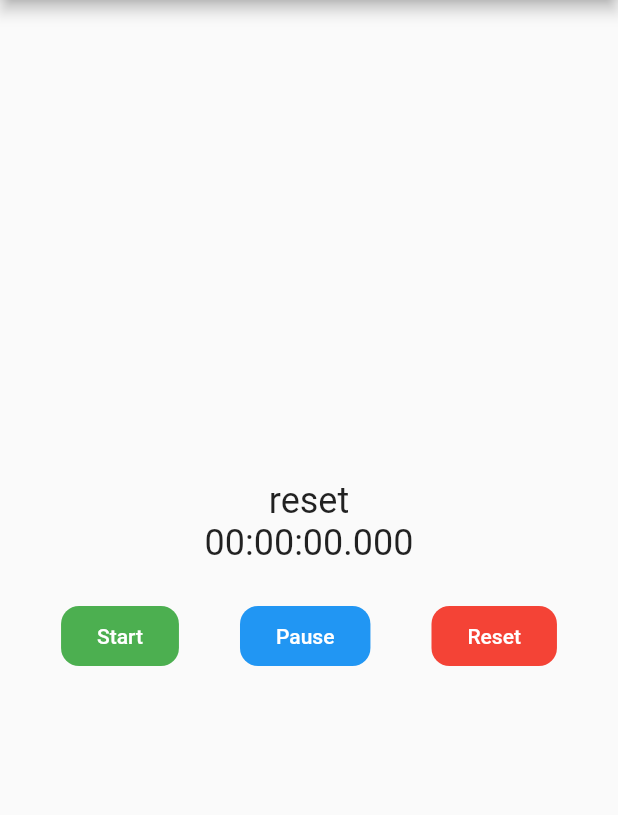
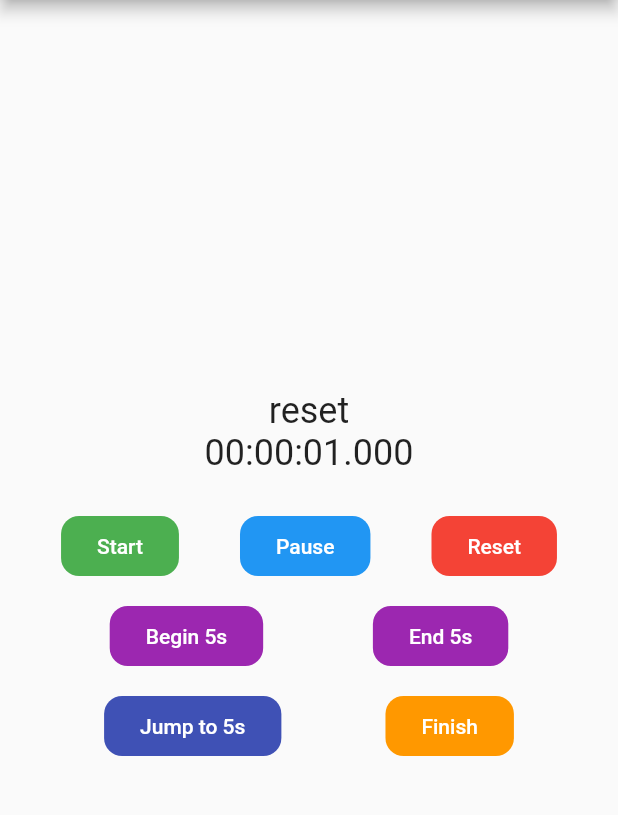
Before and after one commit to federicodesia/custom_timer, a Flutter app: the screen it shows after launch, on a phone screen of 412 x 824 dp, the part 84-899 px from its top. Run offline on Flutter 3.47's test engine with Material 2 defaults, Android fonts, the phone set to English and light mode, and no system bars.

Commit message:
Add setters for begin and end

```diff
--- a/example/lib/main.dart
+++ b/example/lib/main.dart
@@ -11,8 +11,8 @@ class MyApp extends StatefulWidget {
 class _MyAppState extends State<MyApp> with SingleTickerProviderStateMixin {
   late CustomTimerController _controller = CustomTimerController(
     vsync: this,
-    begin: Duration(hours: 24),
-    end: Duration(),
+    begin: Duration(seconds: 1),
+    end: Duration(seconds: 12),
     initialState: CustomTimerState.reset,
     interval: CustomTimerInterval.milliseconds
   );
@@ -67,6 +67,38 @@ class _MyAppState extends State<MyApp> with SingleTickerProviderStateMixin {
                   onPressed: () => _controller.reset(),
                 )
               ],
+            ),
+            SizedBox(height: 12.0),
+            Row(
+              mainAxisAlignment: MainAxisAlignment.spaceEvenly,
+              children: [
+                RoundedButton(
+                  text: "Begin 5s",
+                  color: Colors.purple,
+                  onPressed: () => _controller.begin = Duration(seconds: 5),
+                ),
+                RoundedButton(
+                  text: "End 5s",
+                  color: Colors.purple,
+                  onPressed: () => _controller.end = Duration(seconds: 5),
+                ),
+              ],
+            ),
+            SizedBox(height: 12.0),
+            Row(
+              mainAxisAlignment: MainAxisAlignment.spaceEvenly,
+              children: [
+                RoundedButton(
+                  text: "Jump to 5s",
+                  color: Colors.indigo,
+                  onPressed: () => _controller.jumpTo(Duration(seconds: 5)),
+                ),
+                RoundedButton(
+                  text: "Finish",
+                  color: Colors.orange,
+                  onPressed: () => _controller.finish(),
+                )
+              ],
             )
           ],
         ),
--- a/lib/src/custom_timer_controller.dart
+++ b/lib/src/custom_timer_controller.dart
@@ -12,18 +12,31 @@ class CustomTimerController extends ChangeNotifier {
   final TickerProvider vsync;
 
   /// The start of the timer.
-  final Duration begin;
+  late Duration _begin;
+  Duration get begin => _begin;
+  set begin(Duration duration) {
+    final prev = remaining.value.duration;
+    _begin = duration;
+    _init();
+    jumpTo(prev);
+  }
 
   /// The end of the timer.
-  final Duration end;
+  late Duration _end;
+  Duration get end => _end;
+  set end(Duration duration) {
+    final prev = remaining.value.duration;
+    _end = duration;
+    _init();
+    jumpTo(prev);
+  }
 
   /// Defines the initial state of the timer. By default it is `CustomTimerState.reset`.
   final CustomTimerState initialState;
 
   /// The update interval of the timer. By default it is `CustomTimerUpdateInterval.milliseconds`.
-  final CustomTimerInterval interval;
+  CustomTimerInterval interval;
 
-  late bool _initialized = false;
   late AnimationController _animationController;
   late Animation<int> _animation;
 
@@ -50,29 +63,33 @@ class CustomTimerController extends ChangeNotifier {
   /// Remember to dispose when you are no longer using it.
   CustomTimerController({
     required this.vsync,
-    required this.begin,
-    required this.end,
+    required Duration begin,
+    required Duration end,
     this.initialState = CustomTimerState.reset,
     this.interval = CustomTimerInterval.milliseconds,
   }) {
-    final animationDuration = begin > end ? begin - end : end - begin;
+    _begin = begin;
+    _end = end;
+    _animationController = AnimationController(vsync: vsync);
+    _init();
 
-    _animationController =
-        AnimationController(duration: animationDuration, vsync: vsync);
+    if (initialState == CustomTimerState.finished)
+      finish();
+    else if (initialState == CustomTimerState.counting) start();
+
+    _animation.addListener(_listener);
+    _animation.addStatusListener(_statusListener);
+  }
+
+  void _init() {
+    _animationController.duration =
+        Duration(milliseconds: (begin - end).inMilliseconds.abs());
 
     final curvedAnimation =
         CurvedAnimation(parent: _animationController, curve: Curves.linear);
 
     _animation = IntTween(begin: begin.inMilliseconds, end: end.inMilliseconds)
         .animate(curvedAnimation);
-
-    if (initialState == CustomTimerState.finished)
-      finish();
-    else if (initialState == CustomTimerState.counting) start();
-    _initialized = true;
-
-    _animation.addListener(_listener);
-    _animation.addStatusListener(_statusListener);
   }
 
   void _listener() {
@@ -103,7 +120,6 @@ class CustomTimerController extends ChangeNotifier {
 
   /// Timer reset function.
   void reset() {
-    if (state.value == CustomTimerState.reset) return;
     _animationController.reset();
     _state.value = CustomTimerState.reset;
     notifyListeners();
@@ -111,7 +127,6 @@ class CustomTimerController extends ChangeNotifier {
 
   /// Timer start function.
   void start() {
-    if (_initialized && state.value == CustomTimerState.counting) return;
     if (state.value == CustomTimerState.finished) _animationController.reset();
     _animationController.forward();
 
@@ -119,18 +134,20 @@ class CustomTimerController extends ChangeNotifier {
     notifyListeners();
   }
 
-  /// Timer pause function.
-  void pause() {
-    if (state.value != CustomTimerState.counting) return;
-
+  void _pause() {
     _animationController.stop();
     _state.value = CustomTimerState.paused;
     notifyListeners();
   }
 
+  /// Timer pause function.
+  void pause() {
+    if (state.value != CustomTimerState.counting) return;
+    _pause();
+  }
+
   /// Timer finish function.
   void finish() {
-    if (_initialized && state.value == CustomTimerState.finished) return;
     _animationController.stop();
     _animationController.value = 1.0;
     _state.value = CustomTimerState.finished;
@@ -145,16 +162,14 @@ class CustomTimerController extends ChangeNotifier {
     final value = (duration.inMilliseconds - a) / (b - a);
     final next = _isCountUp ? value : 1.0 - value;
 
-    if (next <= 0.0) return reset();
+    if (next <= 0.0 && state.value != CustomTimerState.counting) return reset();
     if (next >= 1.0) return finish();
 
     _animationController.value = next;
     if (state.value == CustomTimerState.counting)
-      _animationController.forward();
-    else {
-      _state.value = CustomTimerState.paused;
-      notifyListeners();
-    }
+      start();
+    else
+      _pause();
   }
 
   @override
```
